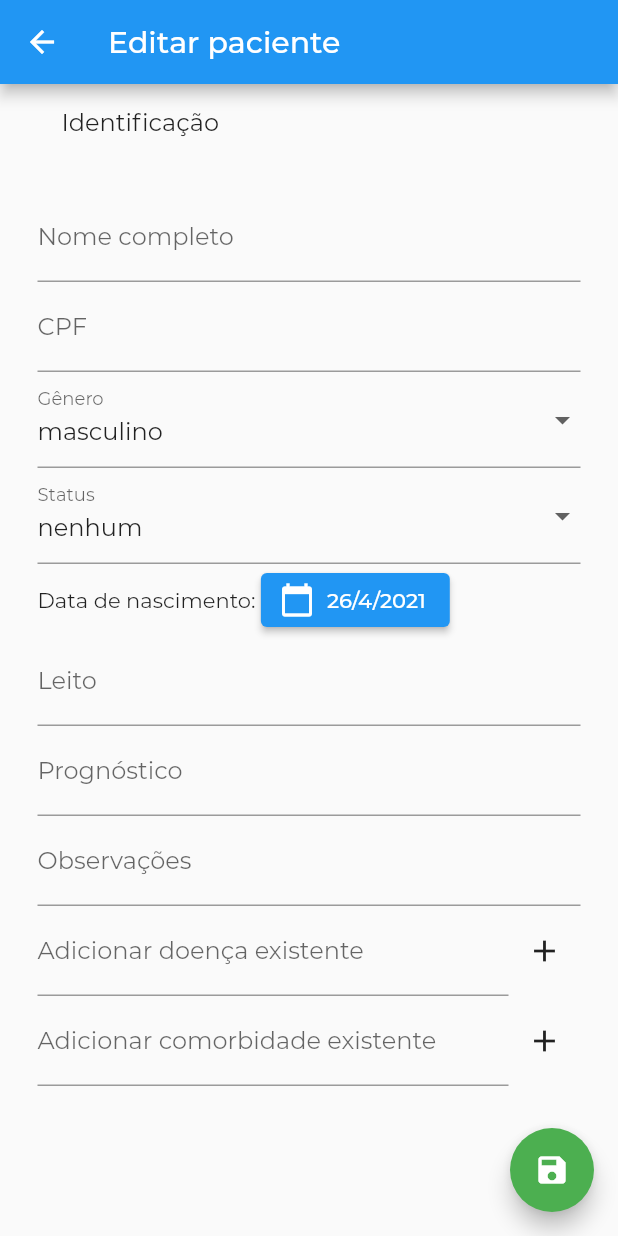
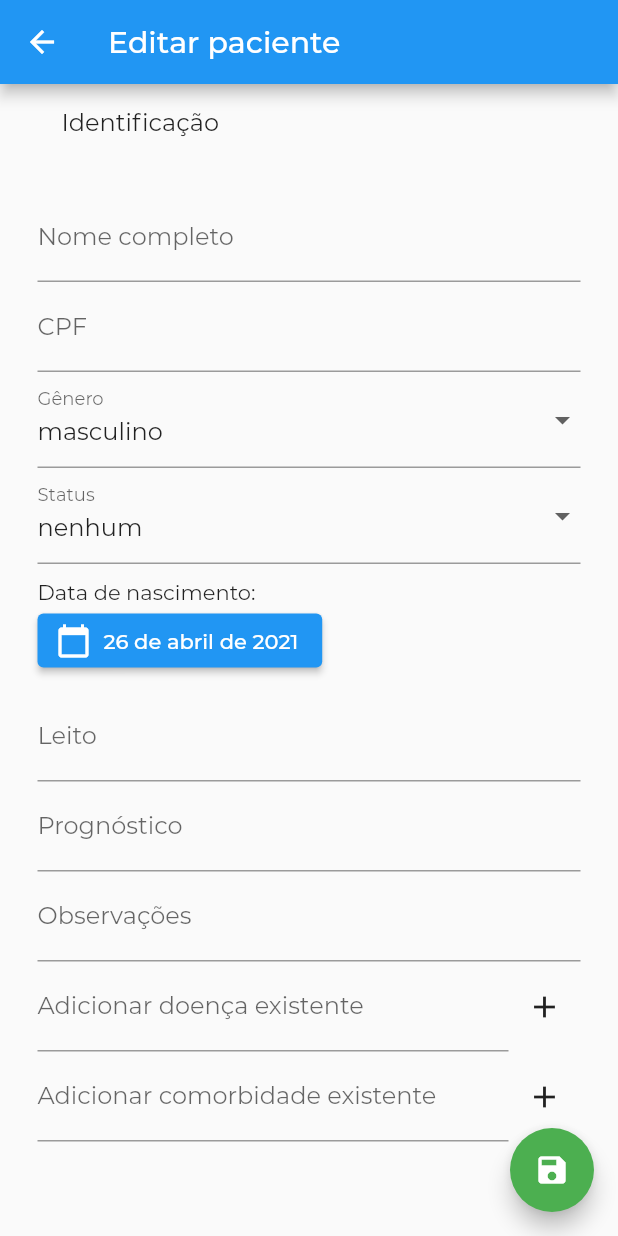
Before and after one commit to juanxjk/app-medical-monitor-mobile, a Flutter app: the PatientView screen opened directly with empty values, after a tap on the "edit" icon, on a phone screen of 412 x 824 dp. Run offline on Flutter 3.47's test engine with Material 2 defaults, Android fonts, the phone set to English and light mode, and no system bars; our stand-ins replace jwt_decoder; missing offline and left inert: mqtt_client; project files that could hold a hidden picture were left out.

Commit message:
feat(views): add formatDate in full to PtBR

```diff
--- a/lib/views/patient_add_view.dart
+++ b/lib/views/patient_add_view.dart
@@ -2,6 +2,7 @@ import 'package:app_medical_monitor/components/menu_add.dart';
 import 'package:app_medical_monitor/models/patient.dart';
 import 'package:app_medical_monitor/models/user.dart';
 import 'package:app_medical_monitor/services/patient_service.dart';
+import 'package:app_medical_monitor/views/utils/date_format.dart';
 import 'package:app_medical_monitor/views/utils/snackbar.dart';
 import 'package:flutter/material.dart';
 
@@ -163,7 +164,12 @@ class _PatientAddViewState extends State<PatientAddView> {
         ],
       );
 
-  Widget _buildBirthDateField() => Row(
+  Widget _buildBirthDateField() => Padding(
+        padding: EdgeInsets.symmetric(vertical: 10),
+        child: Row(
+          children: [
+            Column(
+              crossAxisAlignment: CrossAxisAlignment.start,
               children: [
                 Text("Data de nascimento: "),
                 ElevatedButton.icon(
@@ -180,11 +186,12 @@ class _PatientAddViewState extends State<PatientAddView> {
                     });
                   },
                   icon: Icon(Icons.calendar_today),
-            label: Text("${_patient.birthDate.day}/" +
-                "${_patient.birthDate.month}/" +
-                "${_patient.birthDate.year}"),
+                  label: Text(formatDateInFullPTBR(this._patient.birthDate)),
                 ),
               ],
+            )
+          ],
+        ),
       );
 
   Widget _buildBedTextField() => Row(
--- a/lib/views/patient_view.dart
+++ b/lib/views/patient_view.dart
@@ -4,6 +4,7 @@ import 'package:app_medical_monitor/models/user.dart';
 import 'package:app_medical_monitor/services/patient_service.dart';
 import 'package:app_medical_monitor/views/device_monitor_view.dart';
 import 'package:app_medical_monitor/views/patient_add_view.dart';
+import 'package:app_medical_monitor/views/utils/date_format.dart';
 import 'package:app_medical_monitor/views/utils/snackbar.dart';
 import 'package:flutter/material.dart';
 
@@ -201,7 +202,7 @@ class _PatientViewState extends State<PatientView> {
           ),
           ListTile(
             title: Text("Data de nascimento"),
-            subtitle: Text(_patient.birthDate.toLocal().toString()),
+            subtitle: Text(formatDateInFullPTBR(this._patient.birthDate)),
           ),
           ListTile(
             title: Text("Status"),
--- /dev/null
+++ b/lib/views/utils/date_format.dart
@@ -0,0 +1,5 @@
+import 'package:intl/intl.dart';
+
+String formatDateInFullPTBR(DateTime date) {
+  return DateFormat("d 'de' MMMM 'de' y", "pt_BR").format(date);
+}
```
Lines whose indentation alone changed are shown as unchanged.
